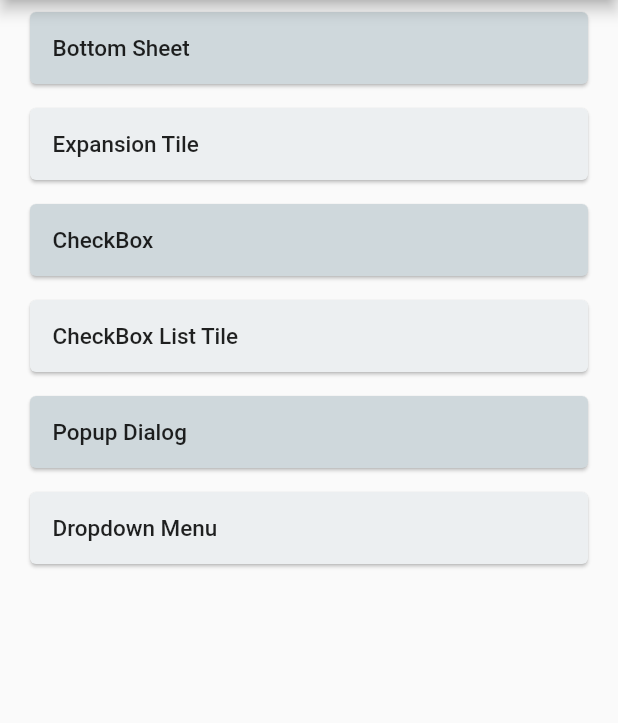
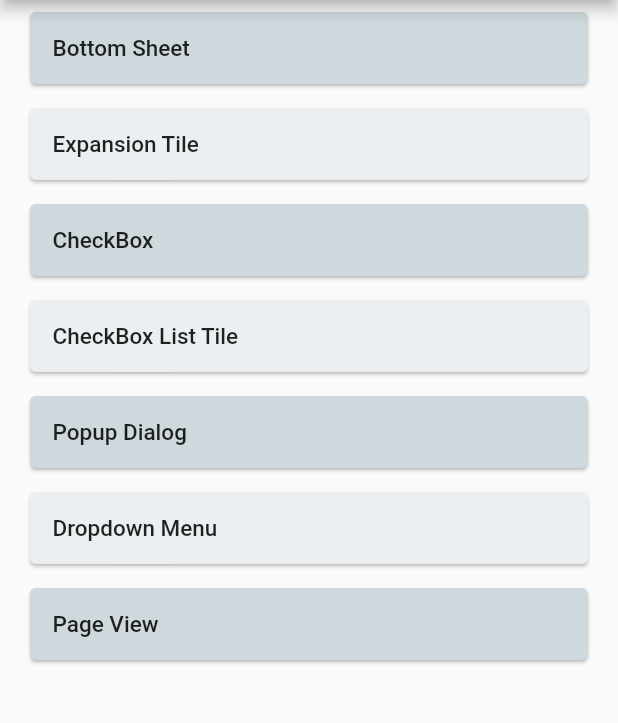
Before and after one commit to gulsenkeskin/custom_widgets, a Flutter app: the screen it shows after launch, on a phone screen of 412 x 824 dp, the part 84-807 px from its top. Run offline on Flutter 3.47's test engine with Material 2 defaults, Android fonts, the phone set to English and light mode, and no system bars.

Commit message:
Update route_list.dart

```diff
--- a/lib/constants/route_list.dart
+++ b/lib/constants/route_list.dart
@@ -3,6 +3,7 @@ import 'package:custom_widgets/src/pages/checkbox.dart';
 import 'package:custom_widgets/src/pages/checkbox_list_tile.dart';
 import 'package:custom_widgets/src/pages/dropdown_menu.dart';
 import 'package:custom_widgets/src/pages/expansion_tile.dart';
+import 'package:custom_widgets/src/pages/page_view.dart';
 import 'package:custom_widgets/src/pages/popup_dialog.dart';
 
 List<Map<String, Object>> routeList=[
@@ -29,5 +30,9 @@ List<Map<String, Object>> routeList=[
   {
     "name":"Dropdown Menu",
     "route":const DropdownMenuPage()
+  },
+  {
+    "name":"Page View",
+    "route":const PageViewPage()
   }
 ];
```
